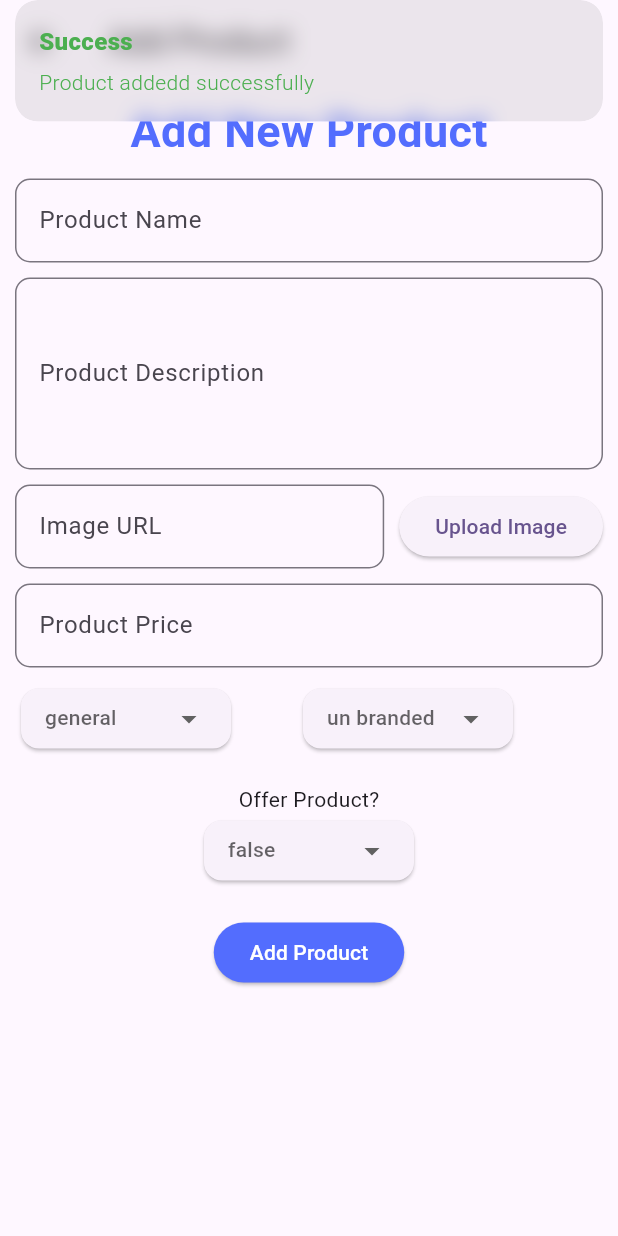
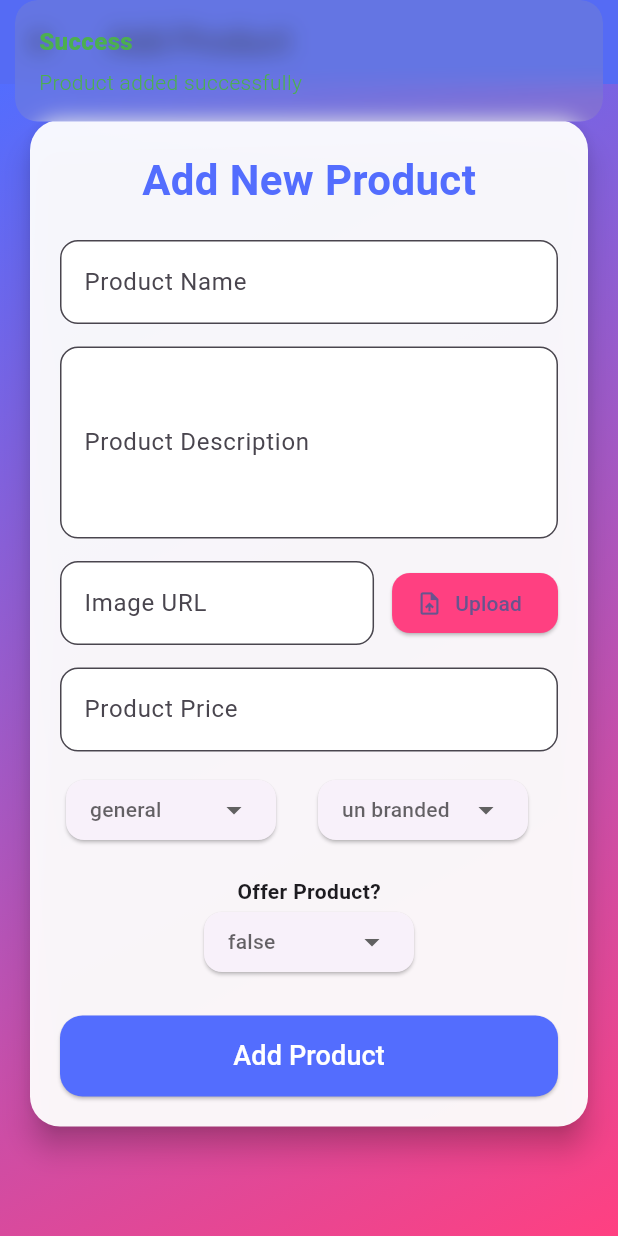
Before and after one commit to muhammad-saaim/audio-hub-admin-app, a Flutter app: the AddProductPage screen opened directly, after a tap on "Add Product", on a phone screen of 412 x 824 dp. Run offline on Flutter 3.47's test engine with Material 3 defaults, Android fonts, the phone set to English and light mode, and no system bars; drawn by our look-alikes of dropdown_button2; our stand-ins replace cloud_firestore, firebase_core, get, image_picker; accounts and stored records are empty.

Commit message:
Complete admin CRUD with UI update

```diff
--- a/lib/controller/home_controller.dart
+++ b/lib/controller/home_controller.dart
@@ -3,8 +3,8 @@ import 'package:flutter/material.dart';
 import 'package:get/get.dart';
 import '../model/product/product.dart';
 
-class HomeController extends GetxController{
-   FirebaseFirestore firestore =  FirebaseFirestore.instance;
+class HomeController extends GetxController {
+  FirebaseFirestore firestore = FirebaseFirestore.instance;
   late CollectionReference productCollection;
 
   TextEditingController productNameCtrl = TextEditingController();
@@ -13,91 +13,106 @@ class HomeController extends GetxController{
   TextEditingController productPriceCtrl = TextEditingController();
 
   String category = 'general';
-   String brand= 'un branded';
+  String brand = 'un branded';
   bool offer = false;
 
   List<Product> products = [];
 
-
-
+  // Track if form has been reset for new product
+  bool isFormReset = false;
 
   @override
   Future<void> onInit() async {
     productCollection = firestore.collection('products');
     await fetchProducts();
-     // TODO: implement onInit
     super.onInit();
   }
-      addProduct(){
+
+  // Add Product
+  addProduct() {
     try {
+      double price = double.tryParse(productPriceCtrl.text) ?? 0;
       DocumentReference doc = productCollection.doc();
       Product product = Product(
         id: doc.id,
         name: productNameCtrl.text,
         category: category,
         description: productDescriptionCtrl.text,
-            price: double.tryParse(productPriceCtrl.text),
+        price: price,
         brand: brand,
         image: productImgCtrl.text,
-            offer: offer = false,
-
+        offer: offer,
       );
-        final productJson= product.toJson();
-        doc.set(productJson);
-        Get.snackbar('Success', 'Product addedd successfully',colorText: Colors.green);
-        setvaluesDefault();
-      } on Exception catch (e) {
-        Get.snackbar('Error', e.toString(),colorText: Colors.green);
+      doc.set(product.toJson());
+      Get.snackbar('Success', 'Product added successfully', colorText: Colors.green);
+      setValuesDefault();
+      fetchProducts();
+    } catch (e) {
+      Get.snackbar('Error', e.toString(), colorText: Colors.red);
       print(e);
-
-        // TODO
+    }
   }
 
+  // Update Product
+  updateProduct(String id) async {
+    try {
+      double price = double.tryParse(productPriceCtrl.text) ?? 0;
+      await productCollection.doc(id).update({
+        'name': productNameCtrl.text,
+        'description': productDescriptionCtrl.text,
+        'image': productImgCtrl.text,
+        'price': price,
+        'category': category,
+        'brand': brand,
+        'offer': offer,
+      });
+      Get.snackbar('Success', 'Product updated successfully', colorText: Colors.green);
+      setValuesDefault();
+      fetchProducts();
+    } catch (e) {
+      Get.snackbar('Error', e.toString(), colorText: Colors.red);
+      print(e);
     }
+  }
+
+  // Fetch Products
   fetchProducts() async {
-
     try {
       QuerySnapshot productSnapshot = await productCollection.get();
-        final List<Product> retrievedProducts = productSnapshot.docs.map((doc) =>
-              Product.fromJson(doc.data() as Map<String, dynamic>)).toList();
+      final List<Product> retrievedProducts = productSnapshot.docs
+          .map((doc) => Product.fromJson(doc.data() as Map<String, dynamic>))
+          .toList();
       products.clear();
       products.assignAll(retrievedProducts);
-        Get.snackbar('Success', 'Product fetch successfully ',colorText: Colors.green);
     } catch (e) {
-        Get.snackbar('Error', e.toString(),colorText: Colors.red);
-
+      Get.snackbar('Error', e.toString(), colorText: Colors.red);
       print(e);
-      }finally{
+    } finally {
       update();
-
     }
   }
+
+  // Delete Product
   deleteProduct(String id) async {
     try {
       await productCollection.doc(id).delete();
       fetchProducts();
-
-      } on Exception catch (e) {
-        Get.snackbar('Error', e.toString(),colorText: Colors.red);
+    } catch (e) {
+      Get.snackbar('Error', e.toString(), colorText: Colors.red);
       print(e);
-
-        // TODO
+    }
   }
 
-
-      }
-
-      setvaluesDefault(){
+  // Reset form controllers
+  setValuesDefault() {
     productNameCtrl.clear();
     productDescriptionCtrl.clear();
     productImgCtrl.clear();
     productPriceCtrl.clear();
-        String category = 'general';
-        String brand = 'un branded';
-        bool offer = false;
+    category = 'general';
+    brand = 'un branded';
+    offer = false;
+    isFormReset = true;
     update();
-
-
-
   }
 }
--- a/lib/pages/add_product_page.dart
+++ b/lib/pages/add_product_page.dart
@@ -1,5 +1,6 @@
-import 'dart:io'; // 🔁 Added for File conversion
+import 'dart:io';
 import 'package:audio_hub_admin/controller/home_controller.dart';
+import 'package:audio_hub_admin/model/product/product.dart';
 import 'package:flutter/material.dart';
 import 'package:get/get_state_manager/src/simple/get_state.dart';
 import 'package:image_picker/image_picker.dart';
@@ -7,25 +8,26 @@ import '../services/cloudinary_service.dart';
 import '../widgets/drop_down_btn.dart';
 
 class AddProductPage extends StatelessWidget {
-  const AddProductPage({super.key});
+  final Product? product; // Optional for edit mode
+  const AddProductPage({super.key, this.product});
 
   Future<void> pickAndUploadImage(HomeController ctrl, BuildContext context) async {
     final picker = ImagePicker();
     final XFile? image = await picker.pickImage(source: ImageSource.gallery);
 
     if (image != null) {
-      final file = File(image.path); // ✅ Convert XFile to File
-      final url = await uploadToCloudinary(file); // ✅ Upload to Cloudinary
+      final file = File(image.path);
+      final url = await uploadToCloudinary(file);
 
       if (url != null) {
         ctrl.productImgCtrl.text = url;
         ctrl.update();
         ScaffoldMessenger.of(context).showSnackBar(
-          SnackBar(content: Text("Image uploaded successfully!")),
+          const SnackBar(content: Text("Image uploaded successfully!")),
         );
       } else {
         ScaffoldMessenger.of(context).showSnackBar(
-          SnackBar(content: Text("Image upload failed")),
+          const SnackBar(content: Text("Image upload failed")),
         );
       }
     }
@@ -34,81 +36,91 @@ class AddProductPage extends StatelessWidget {
   @override
   Widget build(BuildContext context) {
     return GetBuilder<HomeController>(builder: (ctrl) {
+
+      // Initialize form safely after first frame
+      WidgetsBinding.instance.addPostFrameCallback((_) {
+        if (product == null && !ctrl.isFormReset) {
+          ctrl.setValuesDefault();
+          ctrl.isFormReset = true;
+        }
+
+        if (product != null && !ctrl.isFormReset) {
+          ctrl.productNameCtrl.text = product!.name ?? '';
+          ctrl.productDescriptionCtrl.text = product!.description ?? '';
+          ctrl.productImgCtrl.text = product!.image ?? '';
+          ctrl.productPriceCtrl.text = product!.price?.toString() ?? '';
+          ctrl.category = product!.category ?? 'general';
+          ctrl.brand = product!.brand ?? 'un branded';
+          ctrl.offer = product!.offer ?? false;
+          ctrl.isFormReset = true;
+        }
+      });
+
       return Scaffold(
-        appBar: AppBar(title: Text('Add Product')),
-        body: SingleChildScrollView(
-          child: Container(
-            margin: EdgeInsets.all(10),
-            width: double.maxFinite,
+        appBar: AppBar(
+          title: Text(product == null ? 'Add Product' : 'Edit Product'),
+          backgroundColor: Colors.indigoAccent,
+          elevation: 4,
+        ),
+        body: Container(
+          width: double.infinity,
+          height: double.infinity,
+          decoration: const BoxDecoration(
+            gradient: LinearGradient(
+              colors: [Colors.indigoAccent, Colors.pinkAccent],
+              begin: Alignment.topLeft,
+              end: Alignment.bottomRight,
+            ),
+          ),
+          child: SingleChildScrollView(
+            child: Padding(
+              padding: const EdgeInsets.symmetric(horizontal: 16, vertical: 20),
+              child: Card(
+                elevation: 8,
+                shape: RoundedRectangleBorder(
+                  borderRadius: BorderRadius.circular(20),
+                ),
+                color: Colors.white.withOpacity(0.95),
+                child: Padding(
+                  padding: const EdgeInsets.all(20),
                   child: Column(
                     crossAxisAlignment: CrossAxisAlignment.center,
                     children: [
-                const Text(
-                  'Add New Product',
-                  style: TextStyle(
-                    fontSize: 30,
+                      Text(
+                        product == null ? 'Add New Product' : 'Edit Product',
+                        style: const TextStyle(
+                          fontSize: 28,
                           color: Colors.indigoAccent,
                           fontWeight: FontWeight.bold,
                         ),
                       ),
-                SizedBox(height: 10),
-                TextField(
-                  controller: ctrl.productNameCtrl,
-                  decoration: InputDecoration(
-                    border: OutlineInputBorder(
-                      borderRadius: BorderRadius.circular(10),
-                    ),
-                    label: Text('Product Name'),
-                    hintText: 'Enter Your Product Name',
-                  ),
-                ),
-                SizedBox(height: 10),
-                TextField(
-                  controller: ctrl.productDescriptionCtrl,
-                  decoration: InputDecoration(
-                    border: OutlineInputBorder(
-                      borderRadius: BorderRadius.circular(10),
-                    ),
-                    label: Text('Product Description'),
-                    hintText: 'Enter Your Product Description',
-                  ),
-                  maxLines: 4,
-                ),
-                SizedBox(height: 10),
+                      const SizedBox(height: 20),
+                      _buildTextField(ctrl.productNameCtrl, 'Product Name'),
+                      const SizedBox(height: 15),
+                      _buildTextField(ctrl.productDescriptionCtrl, 'Product Description', maxLines: 4),
+                      const SizedBox(height: 15),
                       Row(
                         children: [
                           Expanded(
-                      child: TextField(
-                        controller: ctrl.productImgCtrl,
-                        decoration: InputDecoration(
-                          border: OutlineInputBorder(
-                            borderRadius: BorderRadius.circular(10),
+                            child: _buildTextField(ctrl.productImgCtrl, 'Image URL', readOnly: true),
                           ),
-                          label: Text('Image URL'),
-                          hintText: 'Image will appear here after upload',
-                        ),
-                        readOnly: true,
+                          const SizedBox(width: 12),
+                          ElevatedButton.icon(
+                            onPressed: () => pickAndUploadImage(ctrl, context),
+                            icon: const Icon(Icons.upload_file),
+                            label: const Text('Upload'),
+                            style: ElevatedButton.styleFrom(
+                              backgroundColor: Colors.pinkAccent,
+                              shape: RoundedRectangleBorder(
+                                borderRadius: BorderRadius.circular(12),
                               ),
                             ),
-                    SizedBox(width: 10),
-                    ElevatedButton(
-                      onPressed: () => pickAndUploadImage(ctrl, context),
-                      child: Text('Upload Image'),
                           ),
                         ],
                       ),
-                SizedBox(height: 10),
-                TextField(
-                  controller: ctrl.productPriceCtrl,
-                  decoration: InputDecoration(
-                    border: OutlineInputBorder(
-                      borderRadius: BorderRadius.circular(10),
-                    ),
-                    label: Text('Product Price'),
-                    hintText: 'Enter Your Product Price',
-                  ),
-                ),
-                SizedBox(height: 10),
+                      const SizedBox(height: 15),
+                      _buildTextField(ctrl.productPriceCtrl, 'Product Price', keyboardType: TextInputType.number),
+                      const SizedBox(height: 15),
                       Row(
                         children: [
                           Flexible(
@@ -121,45 +133,76 @@ class AddProductPage extends StatelessWidget {
                               },
                             ),
                           ),
-                    SizedBox(width: 40),
+                          const SizedBox(width: 20),
                           Flexible(
                             child: DropDownBtn(
                               items: ['Apple', 'Audionic', 'Samsung', 'Gaming', 'SONY','Chinese'],
                               selectedItemText: ctrl.brand,
                               onSelected: (selectedValue) {
-                          ctrl.brand = selectedValue ?? 'unbranded';
+                                ctrl.brand = selectedValue ?? 'un branded';
                                 ctrl.update();
                               },
                             ),
                           ),
                         ],
                       ),
-                SizedBox(height: 20),
-                Text('Offer Product?'),
+                      const SizedBox(height: 20),
+                      const Text('Offer Product?', style: TextStyle(fontWeight: FontWeight.bold)),
                       DropDownBtn(
                         items: ['true', 'false'],
                         selectedItemText: ctrl.offer.toString(),
                         onSelected: (selectedValue) {
-                    ctrl.offer = bool.tryParse(selectedValue ?? 'false') ?? false;
+                          ctrl.offer = selectedValue == 'true';
                           ctrl.update();
                         },
                       ),
-                SizedBox(height: 20),
-                ElevatedButton(
+                      const SizedBox(height: 25),
+                      SizedBox(
+                        width: double.infinity,
+                        child: ElevatedButton(
                           style: ElevatedButton.styleFrom(
                             backgroundColor: Colors.indigoAccent,
                             foregroundColor: Colors.white,
+                            padding: const EdgeInsets.symmetric(vertical: 14),
+                            shape: RoundedRectangleBorder(
+                              borderRadius: BorderRadius.circular(15),
+                            ),
                           ),
                           onPressed: () {
+                            if (product == null) {
                               ctrl.addProduct();
+                            } else {
+                              ctrl.updateProduct(product!.id!);
+                            }
                           },
-                  child: Text('Add Product'),
+                          child: Text(product == null ? 'Add Product' : 'Update Product', style: const TextStyle(fontSize: 18)),
+                        ),
                       ),
                     ],
+                  ),
+                ),
+              ),
             ),
           ),
         ),
       );
     });
   }
+
+  // Helper to reduce boilerplate
+  Widget _buildTextField(TextEditingController controller, String label,
+      {int maxLines = 1, bool readOnly = false, TextInputType keyboardType = TextInputType.text}) {
+    return TextField(
+      controller: controller,
+      readOnly: readOnly,
+      maxLines: maxLines,
+      keyboardType: keyboardType,
+      decoration: InputDecoration(
+        labelText: label,
+        border: OutlineInputBorder(borderRadius: BorderRadius.circular(12)),
+        filled: true,
+        fillColor: Colors.white,
+      ),
+    );
   }
+}
--- a/lib/pages/home_page.dart
+++ b/lib/pages/home_page.dart
@@ -1,8 +1,8 @@
 import 'package:audio_hub_admin/controller/home_controller.dart';
+import 'package:audio_hub_admin/pages/add_product_page.dart';
+import 'package:audio_hub_admin/pages/product_detail_page.dart';
 import 'package:flutter/material.dart';
 import 'package:get/get.dart';
-import 'package:audio_hub_admin/pages/add_product_page.dart';
-import 'package:get/route_manager.dart';
 
 class HomePage extends StatelessWidget {
   const HomePage({super.key});
@@ -11,19 +11,105 @@ class HomePage extends StatelessWidget {
   Widget build(BuildContext context) {
     return GetBuilder<HomeController>(builder: (ctrl) {
       return Scaffold(
-      appBar: AppBar(title: Text('AudioHub Admin'),),
-      body:ListView.builder(
-        itemCount: ctrl.products.length,
-        itemBuilder: (BuildContext context, int index) {
-          return ListTile(title: Text(ctrl.products[index].name ?? ''),
-              subtitle: Text((ctrl.products[index].price ?? 0).toString()),
-              trailing: IconButton(icon: Icon(Icons.delete),
-                onPressed: () {
-                ctrl.deleteProduct(ctrl.products[index].id ?? '');
-                },));
-        },),
-      floatingActionButton: FloatingActionButton(
-        onPressed: () => Get.to(AddProductPage()), child: Icon(Icons.add),),
+        appBar: AppBar(
+          title: const Text('AudioHub Admin'),
+          backgroundColor: Colors.indigoAccent,
+          elevation: 4,
+        ),
+        body: Container(
+          decoration: const BoxDecoration(
+            gradient: LinearGradient(
+              colors: [Colors.indigoAccent, Colors.blueAccent],
+              begin: Alignment.topLeft,
+              end: Alignment.bottomRight,
+            ),
+          ),
+          child: ListView.builder(
+            padding: const EdgeInsets.all(12),
+            itemCount: ctrl.products.length,
+            itemBuilder: (BuildContext context, int index) {
+              final product = ctrl.products[index];
+
+              return TweenAnimationBuilder<double>(
+                duration: Duration(milliseconds: 500 + index * 100),
+                tween: Tween(begin: 0, end: 1),
+                builder: (context, value, child) {
+                  return Opacity(
+                    opacity: value,
+                    child: Transform.translate(
+                      offset: Offset(0, 50 * (1 - value)),
+                      child: child,
+                    ),
+                  );
+                },
+                child: GestureDetector(
+                  onTap: () {
+                    Get.to(() => ProductDetailPage(product: product));
+                  },
+                  child: Card(
+                    elevation: 5,
+                    shape: RoundedRectangleBorder(
+                      borderRadius: BorderRadius.circular(15),
+                    ),
+                    margin: const EdgeInsets.symmetric(vertical: 8),
+                    child: ListTile(
+                      contentPadding: const EdgeInsets.all(12),
+                      leading: product.image != null && product.image!.isNotEmpty
+                          ? ClipRRect(
+                        borderRadius: BorderRadius.circular(10),
+                        child: Image.network(
+                          product.image!,
+                          width: 60,
+                          height: 60,
+                          fit: BoxFit.cover,
+                        ),
+                      )
+                          : const Icon(Icons.audiotrack, size: 60, color: Colors.grey),
+                      title: Text(
+                        product.name ?? '',
+                        style: const TextStyle(
+                          fontWeight: FontWeight.bold,
+                          fontSize: 18,
+                        ),
+                      ),
+                      subtitle: Text(
+                        '\$${product.price?.toStringAsFixed(2) ?? '0.00'}',
+                        style: const TextStyle(fontSize: 16, color: Colors.black87),
+                      ),
+                      trailing: SizedBox(
+                        width: 100,
+                        child: Row(
+                          mainAxisAlignment: MainAxisAlignment.end,
+                          children: [
+                            // 🔹 Edit Button
+                            IconButton(
+                              icon: const Icon(Icons.edit, color: Colors.blueAccent),
+                              onPressed: () {
+                                Get.to(() => AddProductPage(product: product));
+                              },
+                            ),
+                            // 🔹 Delete Button
+                            IconButton(
+                              icon: const Icon(Icons.delete, color: Colors.redAccent),
+                              onPressed: () {
+                                ctrl.deleteProduct(product.id ?? '');
+                              },
+                            ),
+                          ],
+                        ),
+                      ),
+                    ),
+                  ),
+                ),
+              );
+            },
+          ),
+        ),
+        floatingActionButton: FloatingActionButton(
+          backgroundColor: Colors.pinkAccent,
+          onPressed: () => Get.to(() => const AddProductPage()),
+          child: const Icon(Icons.add, color: Colors.white),
+        ),
       );
     });
   }
```
Also changed, not shown: lib/pages/product_detail_page.dart (added, +153 -0 lines). Lines whose indentation alone changed are shown as unchanged.
